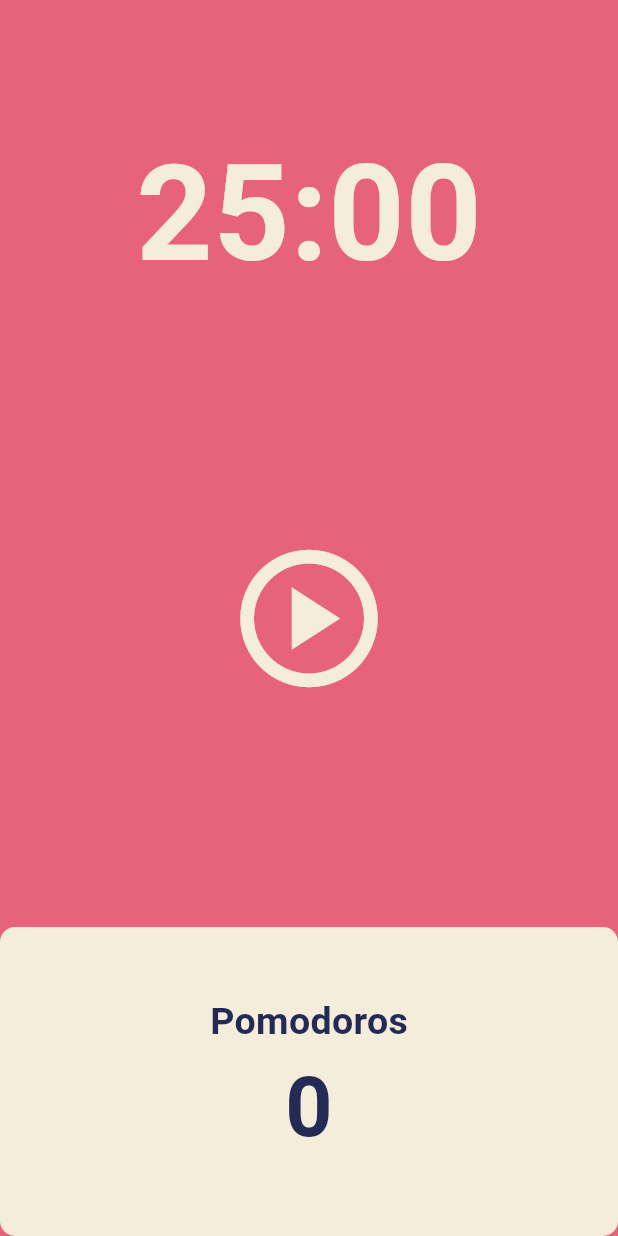
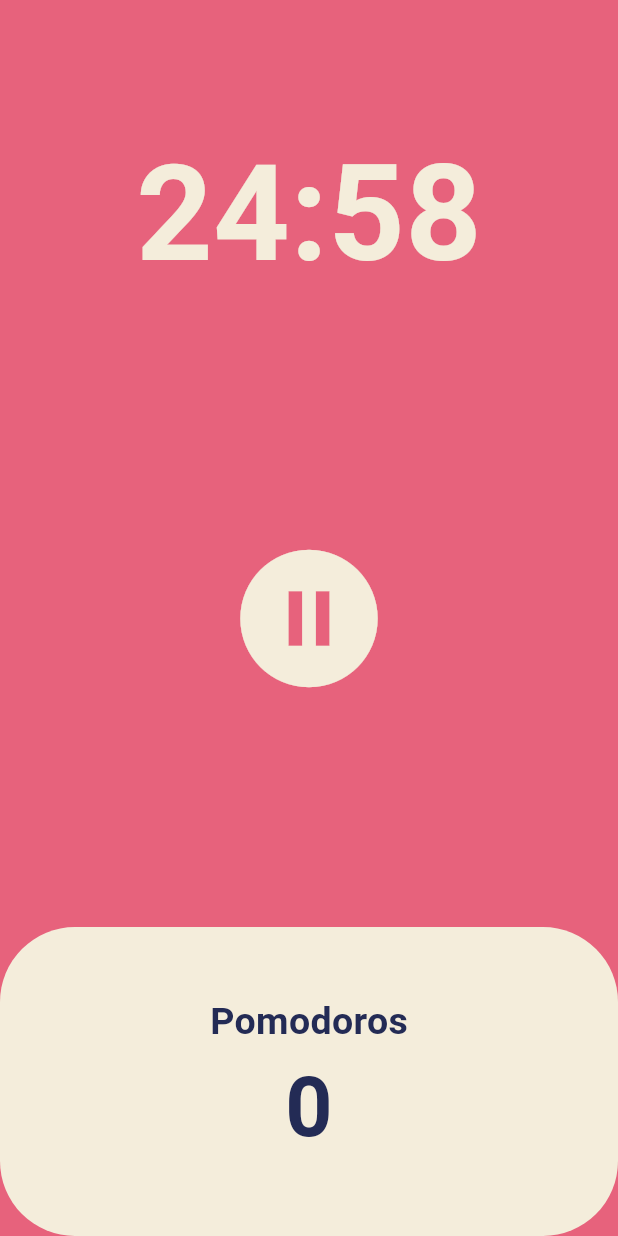
Before and after one commit to dodiforth/pomodoro_flutter, a Flutter app: the screen it shows after launch, after a tap on the "play circle" icon, on a phone screen of 412 x 824 dp. Run offline on Flutter 3.47's test engine with Material 3 defaults, Android fonts, the phone set to English and light mode, and no system bars; our stand-ins replace google_fonts.

Commit message:
Feat: Play n Pause the timer feature added

```diff
--- a/lib/screens/home_screen.dart
+++ b/lib/screens/home_screen.dart
@@ -1,4 +1,5 @@
 import 'package:flutter/material.dart';
+import 'dart:async';
 
 class HomeScreen extends StatefulWidget {
   const HomeScreen({super.key});
@@ -8,6 +9,45 @@ class HomeScreen extends StatefulWidget {
 }
 
 class _HomeScreenState extends State<HomeScreen> {
+  Timer? _timer;
+  int _start = 25 * 60; // 25 minutes in seconds
+  bool _isRunning = false;
+
+  void startTimer() {
+    _timer = Timer.periodic(
+      const Duration(seconds: 1),
+      (Timer timer) {
+        if (_isRunning) {
+          setState(() {
+            if (_start < 1) {
+              timer.cancel();
+            } else {
+              _start = _start - 1;
+            }
+          });
+        }
+      },
+    );
+  }
+
+  void resumeAndPauseTimer() {
+    setState(() {
+      _isRunning = !_isRunning;
+    });
+  }
+
+  @override
+  void initState() {
+    super.initState();
+    startTimer();
+  }
+
+  @override
+  void dispose() {
+    _timer?.cancel();
+    super.dispose();
+  }
+
   @override
   Widget build(BuildContext context) {
     return Scaffold(
@@ -19,12 +59,22 @@ class _HomeScreenState extends State<HomeScreen> {
             flex: 1,
             child: Container(
               alignment: Alignment.bottomCenter,
-              child: Text('25:00',
-                  style: TextStyle(
-                    color: Theme.of(context).cardColor,
-                    fontSize: 89,
-                    fontWeight: FontWeight.w600,
-                  )),
+              child: Text(
+                '${_start ~/ 60}:${(_start % 60).toString().padLeft(2, '0')}',
+                style: TextStyle(
+                  fontSize: 89,
+                  fontWeight: FontWeight.w600,
+                  color: Theme.of(context).cardColor,
+                ),
+              ),
+              // child: Text(
+              //   '25:00',
+              //   style: TextStyle(
+              //     color: Theme.of(context).cardColor,
+              //     fontSize: 89,
+              //     fontWeight: FontWeight.w600,
+              //   ),
+              // ),
             ),
           ),
           Flexible(
@@ -32,10 +82,12 @@ class _HomeScreenState extends State<HomeScreen> {
             flex: 2,
             child: Center(
               child: IconButton(
-                  icon: const Icon(Icons.play_circle_outlined),
+                  icon: _isRunning
+                      ? const Icon(Icons.pause_circle_filled_outlined)
+                      : const Icon(Icons.play_circle_outlined),
                   iconSize: 110,
                   color: Theme.of(context).cardColor,
-                  onPressed: () {}),
+                  onPressed: resumeAndPauseTimer),
             ),
           ),
           Flexible(
@@ -46,7 +98,7 @@ class _HomeScreenState extends State<HomeScreen> {
                   child: Container(
                     decoration: BoxDecoration(
                       color: Theme.of(context).cardColor,
-                      borderRadius: BorderRadius.circular(10),
+                      borderRadius: BorderRadius.circular(50),
                     ),
                     child: Column(
                       mainAxisAlignment: MainAxisAlignment.center,
```
